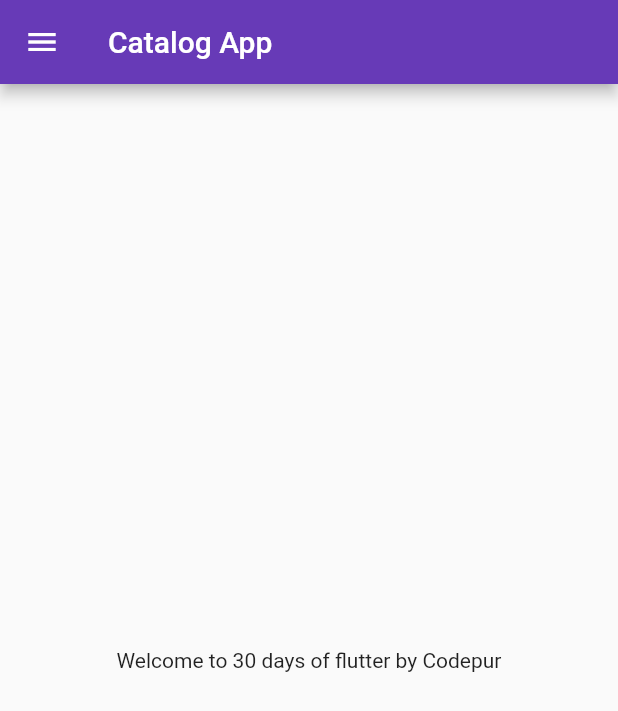
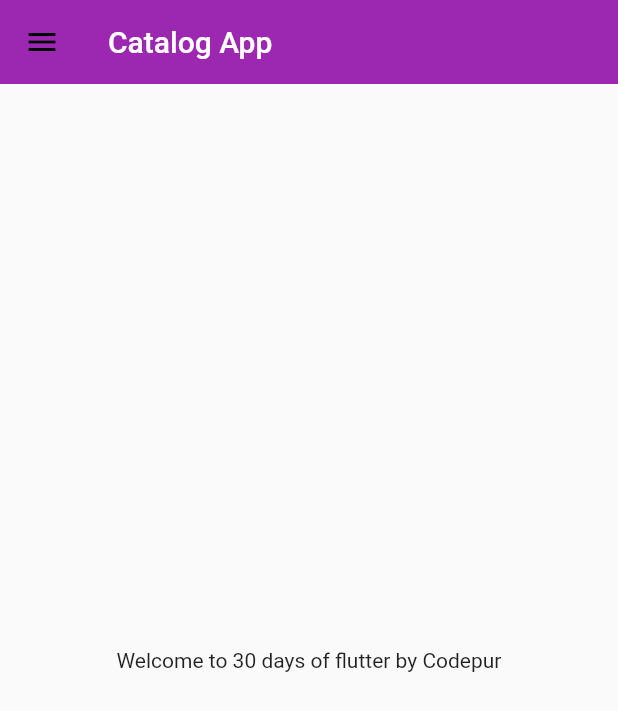
Before and after one commit to HarshDeswal/Catalog-App, a Flutter app: the screen it shows after launch, on a phone screen of 412 x 824 dp. Shown: the top 711 px of the screen. Run offline on Flutter 3.47's test engine with Material 2 defaults, Android fonts, the phone set to English and light mode, and no system bars.

Commit message:
theme completed

```diff
--- a/lib/main.dart
+++ b/lib/main.dart
@@ -2,6 +2,7 @@ import 'package:flutter/material.dart';
 import 'package:my_first_app/Pages/home_page.dart';
 import 'package:my_first_app/Pages/login_page.dart';
 import 'package:my_first_app/utils/routes.dart';
+import 'package:my_first_app/widgets/themes.dart';
 
 void main() {
   runApp(MyApp());
@@ -12,10 +13,8 @@ class MyApp extends StatelessWidget {
   Widget build(BuildContext context) {
     return MaterialApp(
       themeMode: ThemeMode.light,
-      theme: ThemeData(primarySwatch: Colors.deepPurple),
-      darkTheme: ThemeData(
-        brightness: Brightness.dark,
-      ),
+      theme: MyTheme.lightTheme(context),
+      darkTheme: MyTheme.darkTheme(context),
       debugShowCheckedModeBanner: false,
       initialRoute: MyRoutes.homeRoute,
       routes: {
--- /dev/null
+++ b/lib/widgets/themes.dart
@@ -0,0 +1,15 @@
+import 'package:flutter/material.dart';
+
+class MyTheme {
+  static ThemeData lightTheme(BuildContext context) => ThemeData(
+      primarySwatch: Colors.deepPurple,
+      appBarTheme: AppBarTheme(
+        color: Colors.purple,
+        elevation: 0.0,
+        iconTheme: IconThemeData(color: Colors.black),
+      ));
+
+  static ThemeData darkTheme(BuildContext context) => ThemeData(
+        brightness: Brightness.dark,
+      );
+}
```
